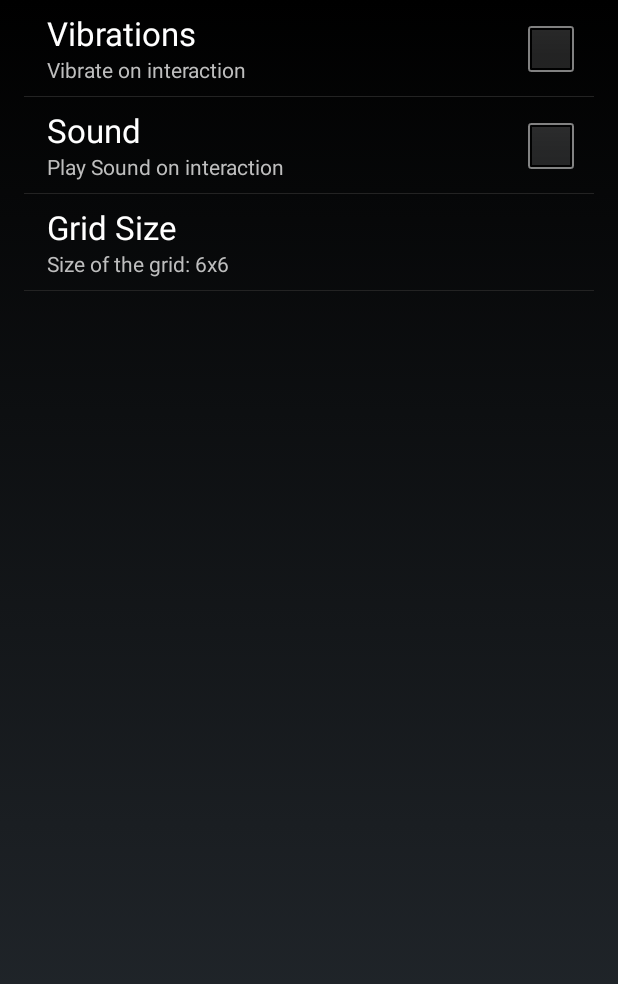
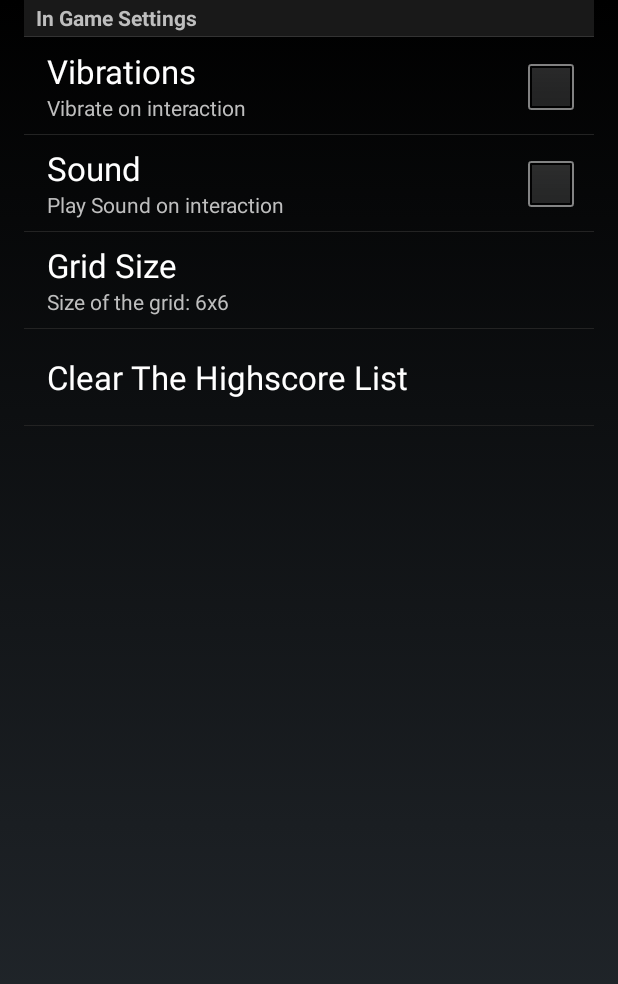
Before and after one commit to IamStony/Dots, an Android app: the MyPreferencesActivity screen opened directly, with no data from a screen before it, on a phone screen of 412 x 824 dp. Shown: the top 984 px of the screen. Run offline under Robolectric (Android 15) with nearby library versions, the phone set to English and light mode, and no system bars.

Commit message:
reset db

```diff
--- a/app/src/main/java/game/dots/DatabaseHandler.java
+++ b/app/src/main/java/game/dots/DatabaseHandler.java
@@ -71,4 +71,10 @@ public class DatabaseHandler extends SQLiteOpenHelper {
 
         return scoreList;
     }
+
+    public void clearDB()
+    {
+        SQLiteDatabase db = this.getWritableDatabase();
+        db.execSQL("delete from " + TABLE_HIGHSCORES);
+    }
 }
--- /dev/null
+++ b/app/src/main/java/game/dots/ResetDialog.java
@@ -0,0 +1,26 @@
+package game.dots;
+
+import android.content.Context;
+import android.preference.DialogPreference;
+import android.util.AttributeSet;
+
+/**
+ * Created by kristinn on 19/09/15.
+ */
+public class ResetDialog extends DialogPreference {
+
+    public ResetDialog(Context context, AttributeSet attrs) {
+        super(context, attrs);
+        // TODO Auto-generated constructor stub
+    }
+    @Override
+    protected void onDialogClosed(boolean positiveResult) {
+        super.onDialogClosed(positiveResult);
+        if(positiveResult)
+        {
+            DatabaseHandler db = new DatabaseHandler(getContext());
+            db.clearDB();
+        }
+    }
+
+}
--- a/app/src/main/res/values/strings.xml
+++ b/app/src/main/res/values/strings.xml
@@ -7,5 +7,6 @@
     <string name="game_sounds">Sound</string>
     <string name="init_score">Score: 0</string>
     <string name="init_moves">Moves: 30</string>
+    <string name="clear_highscore">Clear Highscore</string>
 
 </resources>
--- a/app/src/main/res/xml/game_preferences.xml
+++ b/app/src/main/res/xml/game_preferences.xml
@@ -1,5 +1,7 @@
 <?xml version="1.0" encoding="utf-8"?>
 <PreferenceScreen xmlns:android="http://schemas.android.com/apk/res/android">
+    <PreferenceCategory
+    android:title="In Game Settings">
     <CheckBoxPreference
         android:title="@string/settings_vibration"
         android:defaultValue="false"
@@ -17,4 +19,12 @@
         android:defaultValue="6"
         android:entries="@array/gridArray"
         android:entryValues="@array/gridValues" />
+    </PreferenceCategory>
+    <game.dots.ResetDialog
+        android:key="@string/clear_highscore"
+        android:title="Clear The Highscore List"
+        android:positiveButtonText="OK"
+        android:negativeButtonText="Cancel"
+        />
+
 </PreferenceScreen>
```
Also changed, not shown: app/src/main/java/game/dots/MyPreferencesActivity.java (+7 -0 lines).
